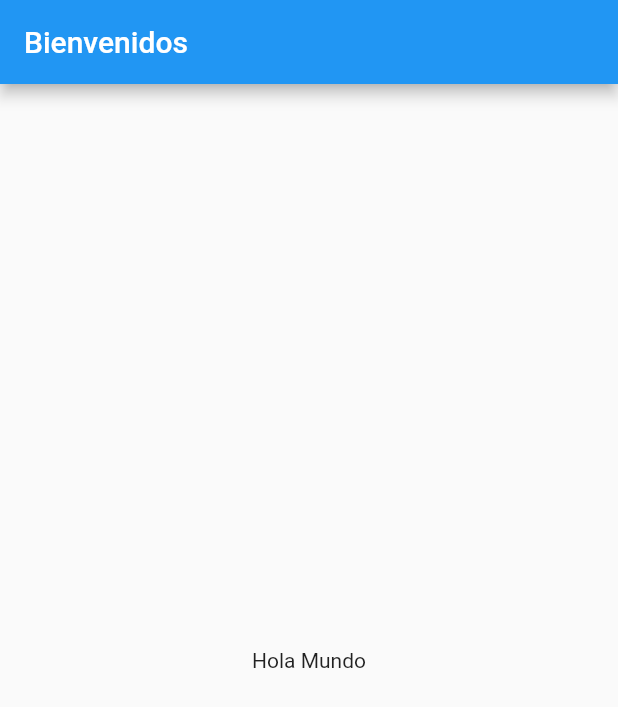
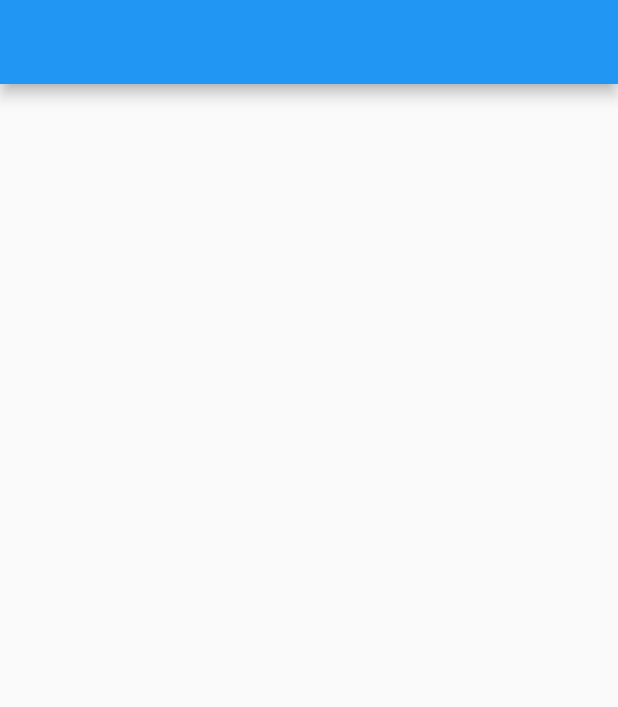
Before and after one commit to IsraelMerlyn/navbar_personalizado, a Flutter app: the screen it shows after launch, on a phone screen of 412 x 824 dp. Shown: the top 707 px of the screen. Run offline on Flutter 3.47's test engine with Material 2 defaults, Android fonts, the phone set to English and light mode, and no system bars; our stand-ins replace splashscreen.

Commit message:
AñadiendoSplashScreen

```diff
--- /dev/null
+++ b/lib/MainScreens/Home.dart
@@ -0,0 +1,19 @@
+import 'package:flutter/material.dart';
+import 'package:flutter/widgets.dart';
+
+class HomeScreens extends StatefulWidget {
+  HomeScreens({Key? key}) : super(key: key);
+
+  @override
+  _HomeScreensState createState() => _HomeScreensState();
+}
+
+class _HomeScreensState extends State<HomeScreens> {
+  @override
+  Widget build(BuildContext context) {
+    return Scaffold(
+      appBar: AppBar(),
+      body: Center(),
+    );
+  }
+}
--- /dev/null
+++ b/lib/Utils/Constantes.dart
@@ -0,0 +1,3 @@
+class ConstantesApp {
+  static const TIME_SPLASH_SCREEN = 5;
+}
--- a/lib/main.dart
+++ b/lib/main.dart
@@ -2,28 +2,62 @@
 
 import 'package:flutter/material.dart';
 import 'package:flutter/src/widgets/framework.dart';
+import 'package:navbar_personalizado/MainScreens/Home.dart';
+import 'package:navbar_personalizado/Utils/AssetsImages.dart';
+import 'package:navbar_personalizado/Utils/Constantes.dart';
+// ignore: import_of_legacy_library_into_null_safe
+import 'package:splashscreen/splashscreen.dart';
 
 void main() => runApp(MyApp());
 
+// ignore: must_be_immutable
 class MyApp extends StatelessWidget {
-  const MyApp({Key? key}) : super(key: key);
+  MyApp({Key? key}) : super(key: key);
 
   @override
   Widget build(BuildContext context) {
     return MaterialApp(
       debugShowCheckedModeBanner: false,
-      title: 'Derechos Humanos',
-      home: Scaffold(
-        appBar: AppBar(
-          title: Text('Bienvenidos'),
-        ),
-        body: Center(
-          // ignore: avoid_unnecessary_containers
-          child: Container(
-            child: Text('Hola Mundo'),
-          ),
-        ),
+      theme: ThemeData(
+        primaryColor: Color(0xff2c2b50),
+        primaryColorDark: Color(0xff050028),
+        primaryColorLight: Color(0xff57547c),
+        //
+        //accentColor: Color(0xffedecee),
+        //   colorScheme: Color(Colors.black12),
+        visualDensity: VisualDensity.adaptivePlatformDensity,
       ),
+      home: MyHomePages(),
+      //title: 'Derechos Humanos',
+
+      // home: Scaffold(
+      //   appBar: AppBar(
+      //     title: Text('Bienvenidos'),
+      //   ),
+      //   body: Center(
+      //     // ignore: avoid_unnecessary_containers
+      //     child: Container(
+      //       child: Text('Hola Mundo'),
+      //     ),
+      //   ),
+      // ),
     );
   }
 }
+
+class MyHomePages extends StatefulWidget {
+  @override
+  _MyHomePageState createState() => _MyHomePageState();
+}
+
+class _MyHomePageState extends State<MyHomePages> {
+  Widget build(BuildContext context) {
+    //LLAMANDO A NUESTRO SPLASHSCREEN AL INICIO
+    return SplashScreen(
+      //LLAMANDO A NUESTRA VARIABLE CONSTANTE DE LA CLASE UTILS
+      seconds: ConstantesApp.TIME_SPLASH_SCREEN,
+      navigateAfterSeconds: HomeScreens(),
+      image: AssetImages.ImagenLogo(),
+    );
+  }
+}
--- a/pubspec.yaml
+++ b/pubspec.yaml
@@ -27,6 +27,7 @@ environment:
 # the latest version available on pub.dev. To see which dependencies have newer
 # versions available, run `flutter pub outdated`.
 dependencies:
+  splashscreen: ^1.3.5
   flutter:
     sdk: flutter
 
```
Also changed, not shown: lib/MainScreens/login/welcom.dart (added, +15 -0 lines), lib/Utils/AssetsImages.dart (added, +16 -0 lines), pubspec.lock.
